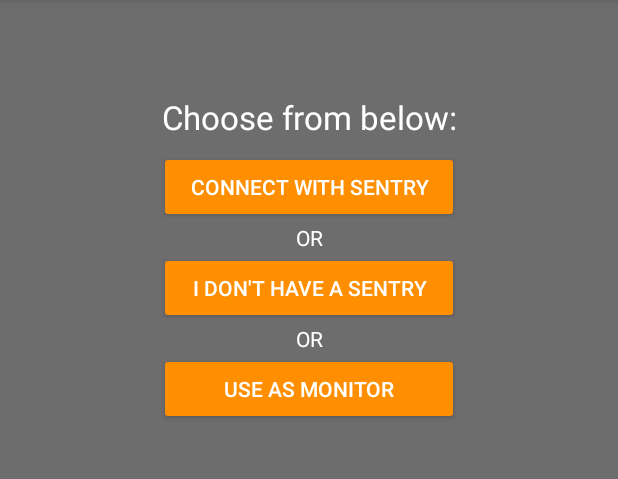
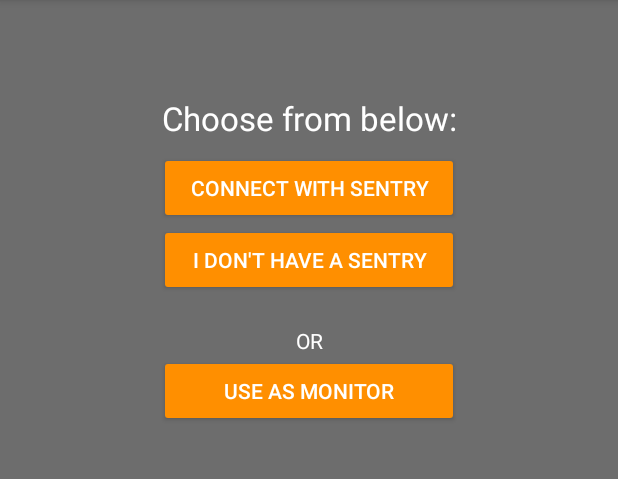
Before and after one commit to jane-ho/Bluetooth-Surveillance-App, an Android app: the screen it shows after launch (MainActivity), on a phone screen of 412 x 824 dp, the part 84-563 px from its top. Run offline under Robolectric (Android 15) with nearby library versions, the phone set to English and light mode, and no system bars.

Commit message:
fixed switch front/back camera; updated ui; fixed bugs

```diff
--- a/exampleApp/src/main/res/layout/fragment_main_front_page.xml
+++ b/exampleApp/src/main/res/layout/fragment_main_front_page.xml
@@ -31,15 +31,6 @@
         app:layout_constraintStart_toStartOf="parent"
         app:layout_constraintTop_toBottomOf="@+id/textView" />
 
-    <TextView
-        android:id="@+id/textView2"
-        android:layout_width="wrap_content"
-        android:layout_height="wrap_content"
-        android:text="OR"
-        app:layout_constraintEnd_toEndOf="parent"
-        app:layout_constraintStart_toStartOf="parent"
-        app:layout_constraintTop_toBottomOf="@+id/button_have" />
-
     <Button
         android:id="@+id/button_donthave"
         android:layout_width="200dp"
@@ -47,13 +38,14 @@
         android:text="I don't have a sentry"
         app:layout_constraintEnd_toEndOf="parent"
         app:layout_constraintStart_toStartOf="parent"
-        app:layout_constraintTop_toBottomOf="@+id/textView2" />
+        app:layout_constraintTop_toBottomOf="@+id/button_have" />
 
     <TextView
         android:id="@+id/textView3"
         android:layout_width="wrap_content"
         android:layout_height="wrap_content"
         android:text="OR"
+        android:layout_marginTop="20dp"
         app:layout_constraintEnd_toEndOf="parent"
         app:layout_constraintStart_toStartOf="parent"
         app:layout_constraintTop_toBottomOf="@+id/button_donthave" />
--- a/exampleApp/src/main/res/values/styles.xml
+++ b/exampleApp/src/main/res/values/styles.xml
@@ -11,6 +11,7 @@
         <item name="android:windowBackground">@color/activityBackground</item>
         <item name="android:textColor">@color/white</item>
         <item name="android:itemBackground">@color/colorPrimary</item>
+        <item name="imageButtonStyle">@style/MyImageButtonTheme</item>
     </style>
 
     <style name="MyButtonTheme" parent="Widget.AppCompat.Button.Colored">
@@ -20,4 +21,8 @@
         <item name="android:textColor">@color/white</item>
     </style>
 
+    <style name="MyImageButtonTheme" parent="Widget.AppCompat.ImageButton">
+        <item name="backgroundTint">@color/white</item>
+    </style>
+
 </resources>
--- a/libCam/src/main/java/com/example/android/libcam/client/BufferManager.java
+++ b/libCam/src/main/java/com/example/android/libcam/client/BufferManager.java
@@ -74,6 +74,7 @@ public class BufferManager extends Thread {
 
     public void close() {
         mListener.onDisconnect();
+        mYUVQueue.clear();
         interrupt();
         try {
             join();
--- a/libCam/src/main/java/com/example/android/libcam/client/MonitorFragment.java
+++ b/libCam/src/main/java/com/example/android/libcam/client/MonitorFragment.java
@@ -132,6 +132,8 @@ public class MonitorFragment extends Fragment implements DataListener {
         reset();
     }
 
+
+
     @Override
     public void onConnect() {
         iv_monitor.post(new Runnable() {
--- a/libCam/src/main/java/com/example/android/libcam/client/SocketClient.java
+++ b/libCam/src/main/java/com/example/android/libcam/client/SocketClient.java
@@ -105,7 +105,7 @@ public class SocketClient extends Thread {
                 }
             }
 
-            mDataListener.onConnect();
+//            mDataListener.onConnect();
 
             if (imageBuff != null) {
                 Log.d(TAG, "run: writing ok");
@@ -114,6 +114,7 @@ public class SocketClient extends Thread {
                 outputStream.write(jsonObj.toString().getBytes());
                 outputStream.flush();
 
+                mDataListener.onConnect();
                 // read image data
                 Log.d(TAG, "run: reading image");
                 while ((len = inputStream.read(imageBuff)) != -1) {
--- a/libCam/src/main/res/layout/fragment_camera.xml
+++ b/libCam/src/main/res/layout/fragment_camera.xml
@@ -9,6 +9,7 @@
         android:id="@+id/container_preview"
         android:layout_width="match_parent"
         android:layout_height="wrap_content"
+        android:foregroundGravity="center_horizontal"
         app:layout_constraintBottom_toTopOf="@+id/button_switchcam"
         app:layout_constraintEnd_toEndOf="parent"
         app:layout_constraintStart_toStartOf="parent"
@@ -49,9 +50,10 @@
         android:id="@+id/button_switchcam"
         android:layout_width="wrap_content"
         android:layout_height="wrap_content"
+        android:padding="15dp"
         android:visibility="visible"
         app:layout_constraintBottom_toTopOf="@+id/textview_info"
         app:layout_constraintEnd_toEndOf="parent"
-        app:srcCompat="@android:drawable/ic_menu_always_landscape_portrait" />
+        app:srcCompat="@drawable/ic_action_name" />
 
 </androidx.constraintlayout.widget.ConstraintLayout>
```
Also changed, not shown: exampleApp/src/main/java/com/makerlab/example/server/CameraFragment.java (+9 -7 lines), exampleApp/src/main/java/com/makerlab/example/server/CameraManager.java (+12 -13 lines), exampleApp/src/main/java/com/makerlab/example/server/CameraView.java (+17 -7 lines), exampleApp/src/main/java/com/makerlab/example/server/SocketServer.java (+9 -5 lines), exampleApp/src/main/java/com/makerlab/example/ui/MainActivity.java (+21 -4 lines), libCam/src/main/res/drawable-hdpi/ic_action_name.png (added), libCam/src/main/res/drawable-mdpi/ic_action_name.png (added), libCam/src/main/res/drawable-xhdpi/ic_action_name.png (added), libCam/src/main/res/drawable-xxhdpi/ic_action_name.png (added), libCam/src/main/res/drawable-xxxhdpi/ic_action_name.png (added).
